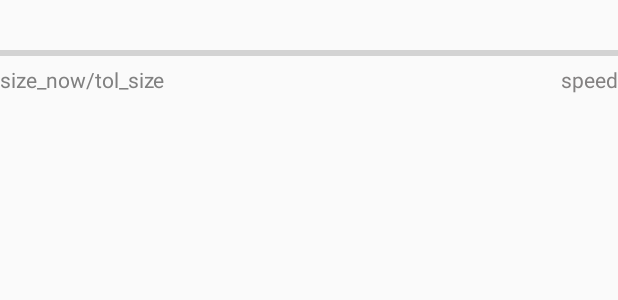
After one commit to leonardozcm/Superiordownloader, an Android app: the layout notification_item.xml on its own in the app's theme, with its tools: preview values and no code run, on a phone screen of 412 x 824 dp. The commit adds this screen. Shown: the top 300 px of the screen. Run offline under Robolectric (Android 15) with nearby library versions, the phone set to English and light mode, and no system bars.

Commit message:
10.4.--实现了通知栏显示

```diff
--- a/app/src/main/java/com/example/com/superiordownloader/MainActivity.java
+++ b/app/src/main/java/com/example/com/superiordownloader/MainActivity.java
@@ -222,6 +222,7 @@ public class MainActivity extends AppCompatActivity implements ViewPager.OnPageC
                 doingFragment.fileAdapter.updataProgress(fileinfo_id, 100, 0,length);
                 Toast.makeText(MainActivity.this, "下载完毕", Toast.LENGTH_SHORT).show();
             } else if (DownloadService.ACTION_START.equals(intent.getAction())) {
+
                 Toast.makeText(MainActivity.this, "下载开始", Toast.LENGTH_SHORT).show();
             }
         }
--- /dev/null
+++ b/app/src/main/res/layout/notification_item.xml
@@ -0,0 +1,38 @@
+<?xml version="1.0" encoding="utf-8"?>
+<LinearLayout xmlns:android="http://schemas.android.com/apk/res/android"
+    android:orientation="vertical"
+    android:layout_width="match_parent"
+    android:layout_height="match_parent">
+<TextView
+    android:layout_width="match_parent"
+    android:layout_height="wrap_content"
+    android:id="@+id/notify_name"
+    android:textSize="20sp"
+    android:textColor="#000000"/>
+    <ProgressBar
+        android:id="@+id/notify_progreess"
+        style="?android:attr/progressBarStyleHorizontal"
+        android:layout_width="match_parent"
+        android:layout_height="wrap_content" />
+    <LinearLayout
+        android:layout_width="match_parent"
+        android:layout_height="wrap_content"
+        android:orientation="horizontal">
+        <TextView
+            android:layout_width="0sp"
+            android:layout_weight="1"
+            android:layout_height="wrap_content"
+            android:id="@+id/notify_downloadsize"
+            android:text="size_now/tol_size"
+            android:textColor="#808080"
+            android:gravity="left"/>
+        <TextView
+            android:layout_weight="1"
+            android:layout_width="0sp"
+            android:layout_height="wrap_content"
+            android:id="@+id/notify_downloadspeed"
+            android:text="speed"
+            android:textColor="#838181"
+            android:gravity="right"/>
+    </LinearLayout>
+</LinearLayout>
```
Also changed, not shown: app/src/main/AndroidManifest.xml (+8 -1 lines), app/src/main/java/com/example/com/superiordownloader/DbOperator.java (+16 -3 lines), app/src/main/java/com/example/com/superiordownloader/Service/DownloadService.java (+19 -2 lines), app/src/main/java/com/example/com/superiordownloader/Service/DownloadTask.java (+15 -2 lines), app/src/main/java/com/example/com/superiordownloader/UpdateReceiver.java (added, +50 -0 lines), app/src/main/java/com/example/com/superiordownloader/Util/NotificationUtil.java (added, +91 -0 lines), app/src/main/java/com/example/com/superiordownloader/adapter/FileAdapter.java (+33 -8 lines), app/src/main/res/drawable-xxhdpi/ic_download.png (added), app/src/main/res/drawable/app_icon.png (added).
